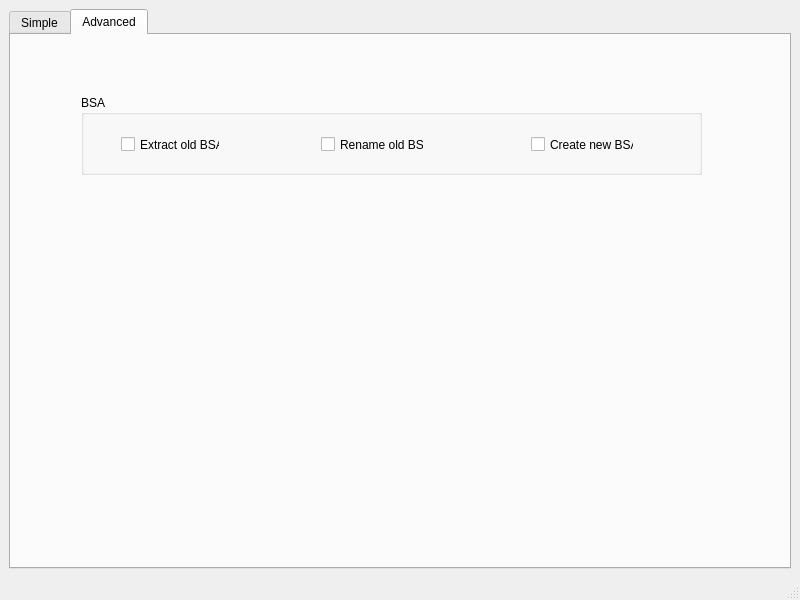
Qt form mainwindow.ui (Guekka/cathedral-assets-optimizer) before a commit.
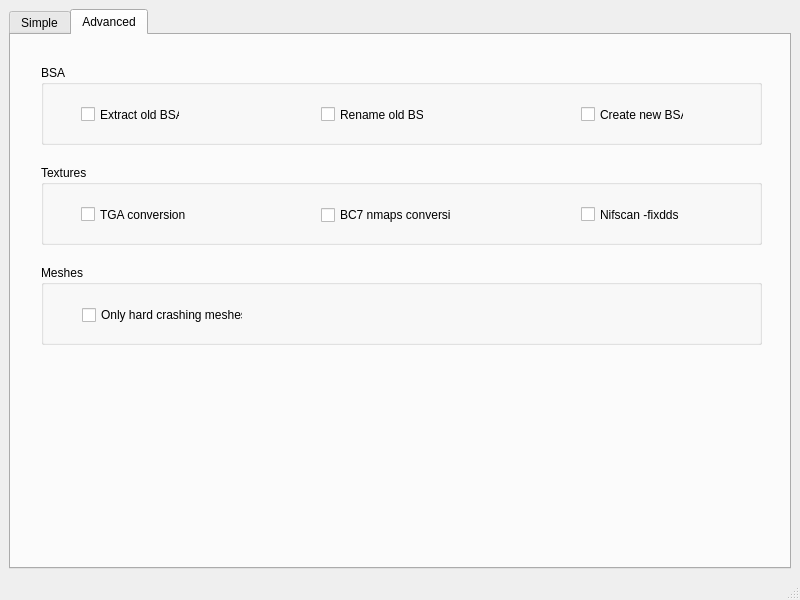
The same form after that commit. The open tabs and pages were chosen to show the change.

Commit message: Lots of modification, some functions were completely revamped such as NifOpt. New GUI with experts option.

Diff of the .ui file:
```diff
--- a/mainwindow.ui
+++ b/mainwindow.ui
@@ -21,7 +21,7 @@
   </property>
   <widget class="QWidget" name="centralwidget">
    <layout class="QGridLayout" name="gridLayout">
-    <item row="0" column="0">
+    <item row="0" column="1">
      <widget class="QTabWidget" name="tabWidget">
       <property name="currentIndex">
        <number>0</number>
@@ -166,9 +166,9 @@
        <widget class="QGroupBox" name="bsaGroupBox">
         <property name="geometry">
          <rect>
-          <x>70</x>
-          <y>60</y>
-          <width>621</width>
+          <x>30</x>
+          <y>30</y>
+          <width>721</width>
           <height>80</height>
          </rect>
         </property>
@@ -191,7 +191,7 @@
         <widget class="QCheckBox" name="renameBsaCheckbox">
          <property name="geometry">
           <rect>
-           <x>240</x>
+           <x>280</x>
            <y>40</y>
            <width>103</width>
            <height>19</height>
@@ -204,7 +204,7 @@
         <widget class="QCheckBox" name="createBsaCheckbox">
          <property name="geometry">
           <rect>
-           <x>450</x>
+           <x>540</x>
            <y>40</y>
            <width>103</width>
            <height>19</height>
@@ -215,6 +215,84 @@
          </property>
         </widget>
        </widget>
+       <widget class="QGroupBox" name="texturesGroupBox">
+        <property name="geometry">
+         <rect>
+          <x>30</x>
+          <y>130</y>
+          <width>721</width>
+          <height>80</height>
+         </rect>
+        </property>
+        <property name="title">
+         <string>Textures</string>
+        </property>
+        <widget class="QCheckBox" name="tgaConvCheckbox">
+         <property name="geometry">
+          <rect>
+           <x>40</x>
+           <y>40</y>
+           <width>121</width>
+           <height>19</height>
+          </rect>
+         </property>
+         <property name="text">
+          <string>TGA conversion</string>
+         </property>
+        </widget>
+        <widget class="QCheckBox" name="bc7ConvCheckbox">
+         <property name="geometry">
+          <rect>
+           <x>280</x>
+           <y>40</y>
+           <width>131</width>
+           <height>20</height>
+          </rect>
+         </property>
+         <property name="text">
+          <string>BC7 nmaps conversion</string>
+         </property>
+        </widget>
+        <widget class="QCheckBox" name="nifscanTexturesCheckbox">
+         <property name="geometry">
+          <rect>
+           <x>540</x>
+           <y>40</y>
+           <width>121</width>
+           <height>19</height>
+          </rect>
+         </property>
+         <property name="text">
+          <string>Nifscan -fixdds</string>
+         </property>
+        </widget>
+       </widget>
+       <widget class="QGroupBox" name="meshesGroupBox">
+        <property name="geometry">
+         <rect>
+          <x>30</x>
+          <y>230</y>
+          <width>721</width>
+          <height>80</height>
+         </rect>
+        </property>
+        <property name="title">
+         <string>Meshes</string>
+        </property>
+        <widget class="QCheckBox" name="HardCrashingNifCheckbox">
+         <property name="geometry">
+          <rect>
+           <x>41</x>
+           <y>40</y>
+           <width>161</width>
+           <height>20</height>
+          </rect>
+         </property>
+         <property name="text">
+          <string>Only hard crashing meshes</string>
+         </property>
+        </widget>
+       </widget>
       </widget>
      </widget>
     </item>
```
The commit also changes 3 other files.
